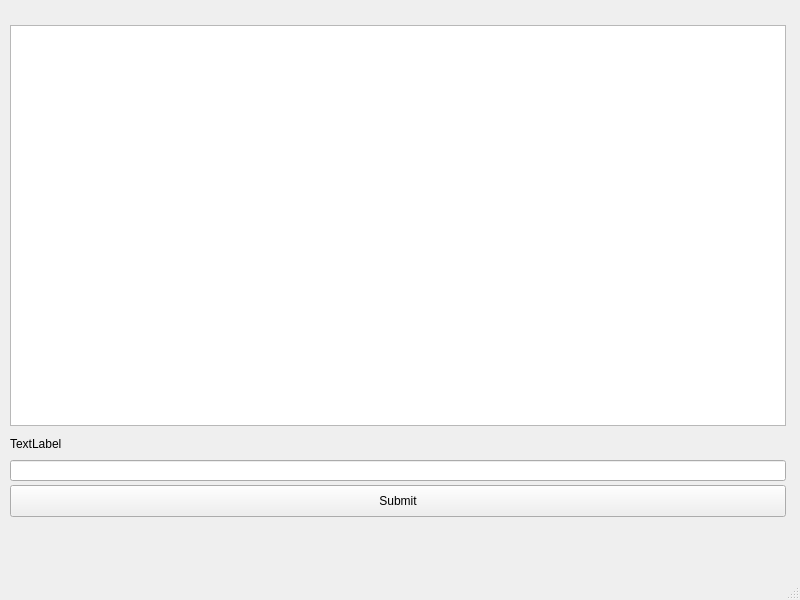
Qt form FileManager/mainwindow.ui (RickSanj/file_manager) before a commit.
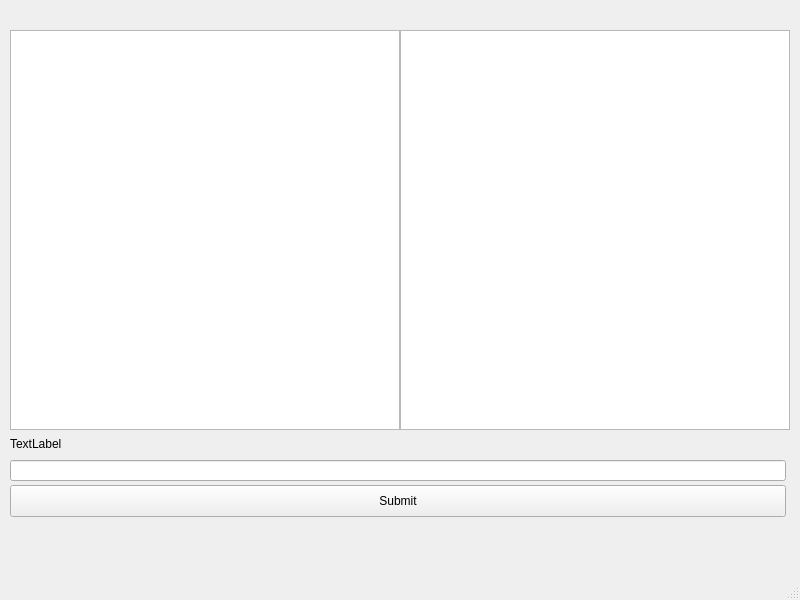
The same form after that commit.

```diff
--- a/FileManager/mainwindow.ui
+++ b/FileManager/mainwindow.ui
@@ -18,9 +18,9 @@
     <property name="geometry">
      <rect>
       <x>10</x>
-      <y>25</y>
-      <width>776</width>
-      <height>401</height>
+      <y>30</y>
+      <width>390</width>
+      <height>400</height>
      </rect>
     </property>
    </widget>
@@ -60,6 +60,16 @@
      </rect>
     </property>
    </widget>
+   <widget class="QTreeView" name="treeViewRight">
+    <property name="geometry">
+     <rect>
+      <x>400</x>
+      <y>30</y>
+      <width>390</width>
+      <height>400</height>
+     </rect>
+    </property>
+   </widget>
   </widget>
   <widget class="QMenuBar" name="menubar">
    <property name="geometry">
```
Left out of the diff: 4 changed lines with no effect on the pictures.
